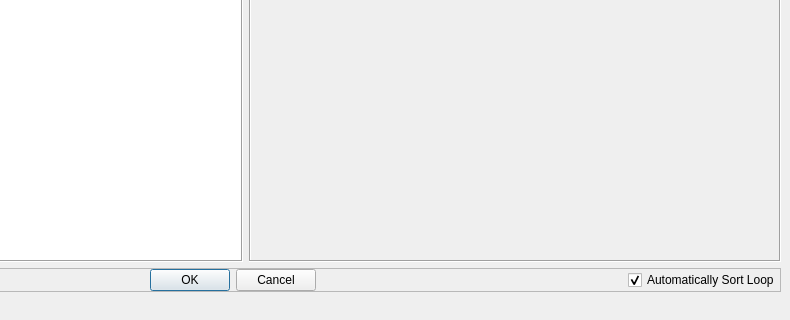
First picture: the form in src/qt_ui/loop_adder.ui, repository Eric-Meunier/Processor-Suite, before the edit; both pictures show x 166 to 956 and y 398 to 718 of the 956 by 718 pixel window.
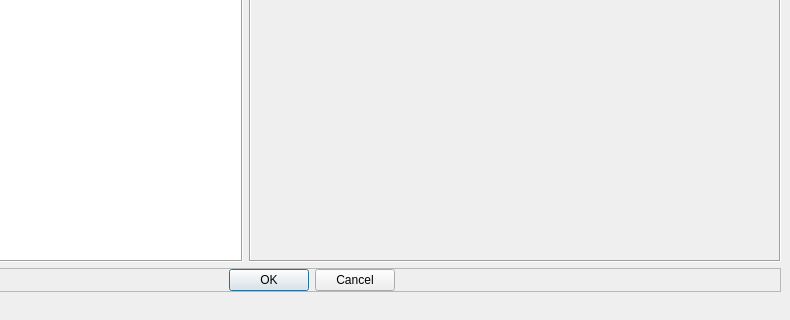
Second picture: the form after the edit.

Commit message: More changes to parsing GPS files and GPS adders.

Diff of the .ui file:
```diff
--- a/src/qt_ui/loop_adder.ui
+++ b/src/qt_ui/loop_adder.ui
@@ -101,22 +101,6 @@
          </property>
         </widget>
        </item>
-       <item>
-        <widget class="QCheckBox" name="auto_sort_cbox">
-         <property name="sizePolicy">
-          <sizepolicy hsizetype="Maximum" vsizetype="Fixed">
-           <horstretch>0</horstretch>
-           <verstretch>0</verstretch>
-          </sizepolicy>
-         </property>
-         <property name="text">
-          <string>Automatically Sort Loop</string>
-         </property>
-         <property name="checked">
-          <bool>true</bool>
-         </property>
-        </widget>
-       </item>
       </layout>
      </widget>
     </item>
```
The commit also changes 2 other files.
